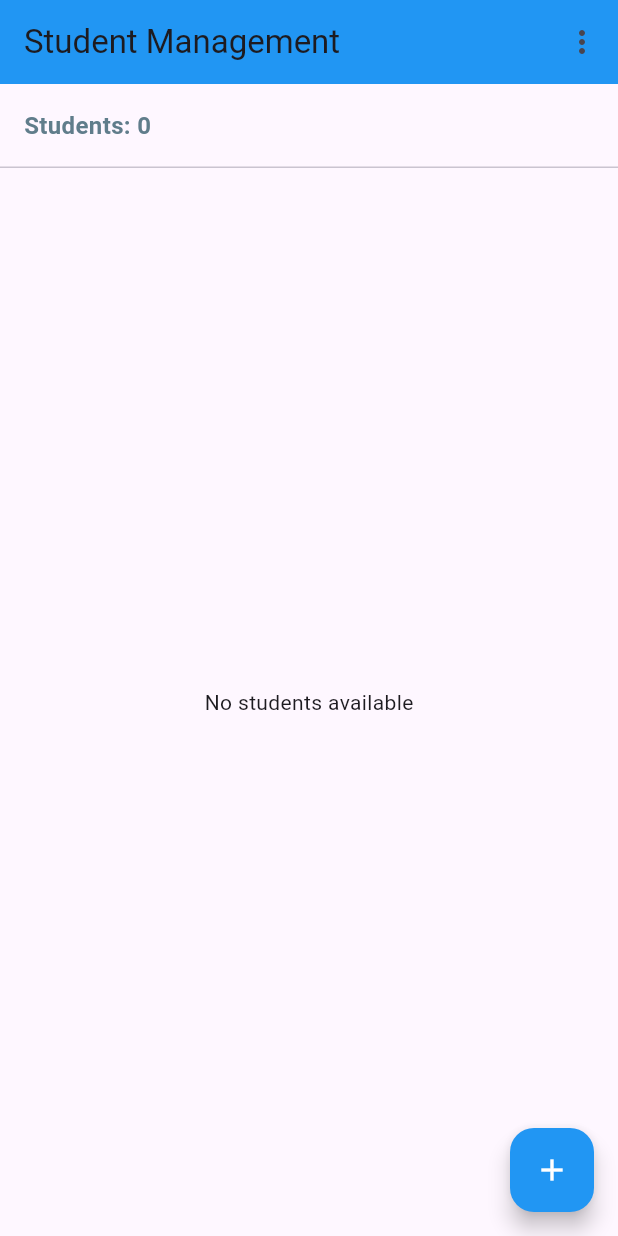
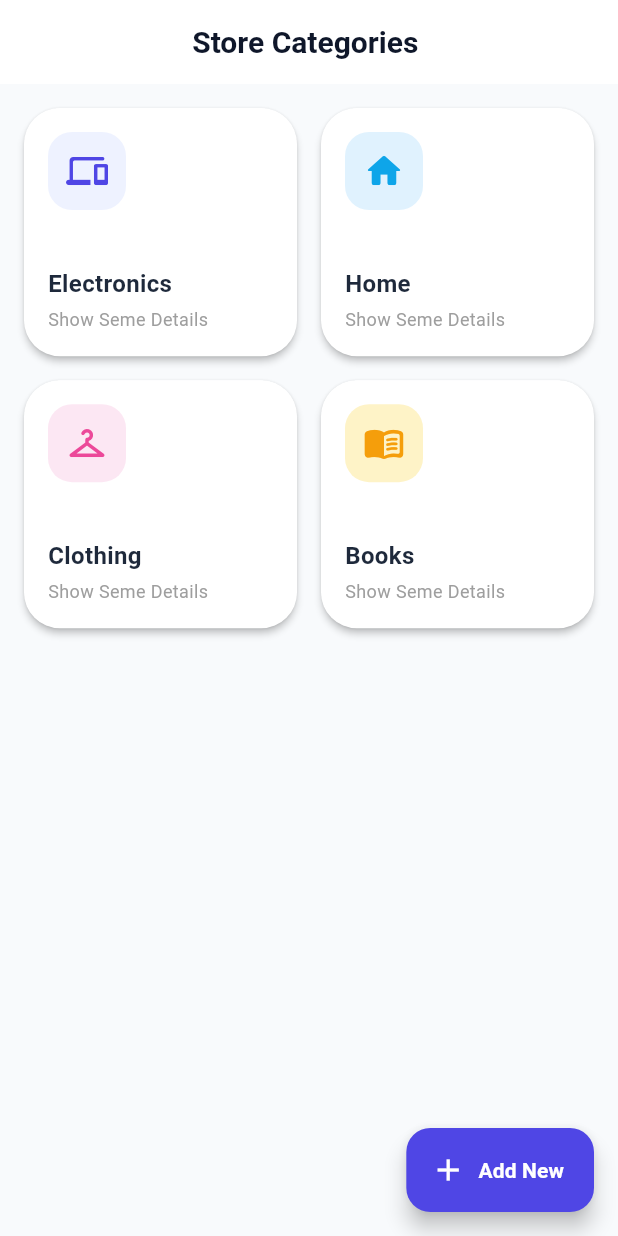
Before and after one commit to abdullahbalor873-collab/flutter-task, a Flutter app: the screen it shows after launch, on a phone screen of 412 x 824 dp. Run offline on Flutter 3.47's test engine with Material 3 defaults, Android fonts, the phone set to English and light mode, and no system bars; our stand-ins replace get.

Commit message:
Add GetX Categories Task

```diff
--- /dev/null
+++ b/lib/bindings/category_binding.dart
@@ -0,0 +1,9 @@
+import 'package:get/get.dart';
+import '../controllers/category_controller.dart';
+
+class CategoryBinding extends Bindings {
+  @override
+  void dependencies() {
+    Get.lazyPut<CategoryController>(() => CategoryController());
+  }
+}
--- /dev/null
+++ b/lib/controllers/category_controller.dart
@@ -0,0 +1,28 @@
+import 'package:get/get.dart';
+import '../models/category_model.dart';
+import '../services/category_service.dart';
+
+class CategoryController extends GetxController {
+  var categories = <Category>[].obs;
+  var isLoading = true.obs;
+
+  @override
+  void onInit() {
+    super.onInit();
+    fetchCategories();
+  }
+
+  void fetchCategories() async {
+    try {
+      isLoading(true);
+      var data = await CategoryService.fetchCategories();
+      categories.assignAll(data);
+    } finally {
+      isLoading(false);
+    }
+  }
+  void addCategory(String name){
+    int id = categories.isEmpty? 1:categories.last.id +1;
+    categories.add(Category(id: id, name: name));
+  }
+}
--- a/lib/controllers/student_controller.dart
+++ /dev/null
@@ -1,28 +0,0 @@
-import 'package:get/get.dart';
-
-class Student {
-  int id;
-  String name;
-  int age;
-  Student({required this.id, required this.name, required this.age});
-}
-
-class StudentController extends GetxController {
-  var students = <Student>[].obs;
-
-  void addStudent(String name, int age) {
-    int id = students.isEmpty ? 1 : students.last.id + 1;
-    students.add(Student(id: id, name: name, age: age));
-  }
-
-  void updateStudent(int id, String name, int age) {
-    int index = students.indexWhere((s) => s.id == id);
-    if (index != -1) {
-      students[index] = Student(id: id, name: name, age: age);
-    }
-  }
-
-  void deleteStudent(int id) {
-    students.removeWhere((s) => s.id == id);
-  }
-}
--- a/lib/main.dart
+++ b/lib/main.dart
@@ -1,6 +1,7 @@
 import 'package:flutter/material.dart';
 import 'package:get/get.dart';
-import 'package:bloc_task/controllers/student_controller.dart';
+import 'bindings/category_binding.dart';
+import 'views/category_view.dart';
 
 void main() {
   runApp(const MyApp());
@@ -13,154 +14,15 @@ class MyApp extends StatelessWidget {
   Widget build(BuildContext context) {
     return GetMaterialApp(
       debugShowCheckedModeBanner: false,
-      title: 'Student Management',
-      theme: ThemeData(
-        primarySwatch: Colors.blue,
-      ),
-      home: StudentView(),
+      title: 'Categories Task',
+      initialRoute: '/categories',
+      getPages: [
+        GetPage(
+          name: '/categories',
+          page: () => const CategoryView(),
+          binding: CategoryBinding(), // ربط الـ Binding مع الشاشة
+        ),
+      ],
     );
   }
 }
-
-class StudentView extends StatelessWidget {
-  StudentView ({super.key});
-
-  @override
-  Widget build(BuildContext context) {
-    final StudentController controller = Get.put(StudentController());
-
-    return Scaffold(
-      appBar: AppBar(
-        title: const Text('Student Management'),
-        backgroundColor: Colors.blue,
-        actions: [
-          IconButton(
-            icon: const Icon(Icons.more_vert),
-            onPressed: () {},
-          ),
-        ],
-      ),
-      body: Column(
-        crossAxisAlignment: CrossAxisAlignment.start,
-        children: [
-          Padding(
-            padding: const EdgeInsets.all(16.0),
-            child: Obx(() => Text(
-                  'Students: ${controller.students.length}',
-                  style: const TextStyle(
-                    fontSize: 16,
-                    fontWeight: FontWeight.bold,
-                    color: Colors.blueGrey,
-                  ),
-                )),
-          ),
-          const Divider(height: 1),
-          Expanded(
-            child: Obx(() {
-              if (controller.students.isEmpty) {
-                return const Center(child: Text('No students available'));
-              }
-              return ListView.builder(
-                itemCount: controller.students.length,
-                itemBuilder: (context, index) {
-                  final student = controller.students[index];
-                  return Card(
-                    margin: const EdgeInsets.symmetric(horizontal: 12, vertical: 6),
-                    elevation: 1,
-                    child: ListTile(
-                      leading: CircleAvatar(
-                        backgroundColor: Colors.blue.shade50,
-                        child: Text(
-                          _getInitials(student.name),
-                          style: const TextStyle(
-                            color: Colors.blue,
-                            fontWeight: FontWeight.bold,
-                          ),
-                        ),
-                      ),
-                      title: Text(
-                        student.name,
-                        style: const TextStyle(fontWeight: FontWeight.bold),
-                      ),
-                      subtitle: Text('Age: ${student.age}'),
-                      trailing: Row(
-                        mainAxisSize: MainAxisSize.min,
-                        children: [
-                          IconButton(
-                            icon: const Icon(Icons.edit, color: Colors.blue),
-                            onPressed: () => _showStudentDialog(context, controller, student: student),
-                          ),
-                          IconButton(
-                            icon: const Icon(Icons.delete, color: Colors.red),
-                            onPressed: () => controller.deleteStudent(student.id),
-                          ),
-                        ],
-                      ),
-                    ),
-                  );
-                },
-              );
-            }),
-          ),
-        ],
-      ),
-        floatingActionButton: FloatingActionButton(
-        backgroundColor: Colors.blue,
-        child: const Icon(Icons.add, color: Colors.white),
-        onPressed: () => _showStudentDialog(context, controller),
-      ),
-    );
-  }
-
-  String _getInitials(String name) {
-    List<String> names = name.split(" ");
-    if (names.length >= 2) {
-      return "${names[0][0]}${names[1][0]}".toUpperCase();
-    }
-    return name.isNotEmpty ? name[0].toUpperCase() : "";
-  }
-
-
-  void _showStudentDialog(BuildContext context, StudentController controller, {Student? student}) {
-    final nameController = TextEditingController(text: student?.name ?? '');
-    final ageController = TextEditingController(text: student?.age.toString() ?? '');
-
-    Get.defaultDialog(
-      title: student == null ? 'Add Student' : 'Edit Student',
-      content: Padding(
-        padding: const EdgeInsets.all(8.0),
-        child: Column(
-          children: [
-            TextField(
-              controller: nameController,
-              decoration: const InputDecoration(labelText: 'Student Name'),
-            ),
-            TextField(
-              controller: ageController,
-              keyboardType: TextInputType.number,
-              decoration: const InputDecoration(labelText: 'Age'),
-            ),
-            const SizedBox(height: 20),
-            ElevatedButton(
-              style: ElevatedButton.styleFrom(backgroundColor: Colors.blue),
-              onPressed: () {
-                if (nameController.text.isNotEmpty && ageController.text.isNotEmpty) {
-                  int? age = int.tryParse(ageController.text);
-                  if (age != null) {
-                    if (student == null) {
-                      controller.addStudent(nameController.text, age);
-                    } else {
-                      controller.updateStudent(student.id, nameController.text, age);
-                    }
-                    Get.back();
-                  }
-                }
-              },
-              child: Text(student == null ? 'Add' : 'Update', style: const TextStyle(color: Colors.white)),
-            )
-          ],
-        ),
-      ),
-    );
-  }
-}
--- /dev/null
+++ b/lib/models/category_model.dart
@@ -0,0 +1,6 @@
+class Category {
+  final int id;
+  final String name;
+
+  Category({required this.id, required this.name});
+}
--- a/lib/models/note.dart
+++ /dev/null
@@ -1,23 +0,0 @@
-class Student {
-  final String id;
-  final String name;
-  final int age;
-
-  Student({
-    required this.id,
-    required this.name,
-    required this.age,
-  });
-
-  Student copyWith({
-    String? id,
-    String? name,
-    int? age,
-  }) {
-    return Student(
-      id: id ?? this.id,
-      name: name ?? this.name,
-      age: age ?? this.age,
-    );
-  }
-}
--- /dev/null
+++ b/lib/services/category_service.dart
@@ -0,0 +1,13 @@
+import '../models/category_model.dart';
+
+class CategoryService {
+  static Future<List<Category>> fetchCategories() async {
+    await Future.delayed(const Duration(seconds: 4));
+    return [
+      Category(id: 1, name: 'Electronics'),
+      Category(id: 2, name: 'Home'),
+      Category(id: 3, name: 'Clothing'),
+      Category(id: 4, name: 'Books'),
+    ];
+  }
+}
--- /dev/null
+++ b/lib/views/category_view.dart
@@ -0,0 +1,163 @@
+import 'package:bloc_task/views/category_details_view.dart';
+import 'package:flutter/cupertino.dart';
+import 'package:flutter/material.dart';
+import 'package:get/get.dart';
+import '../controllers/category_controller.dart';
+
+
+
+class CategoryView extends StatelessWidget {
+  const CategoryView({super.key});
+  Map<String, dynamic> _getCategoryStyle(String name) {
+    String lowerName = name.toLowerCase();
+    if (lowerName.contains('electronic') || lowerName.contains('إلكترون')) {
+      return {'icon': Icons.devices_rounded, 'color': const Color(0xFF4F46E5), 'bg': const Color(0xFFEEF2FF)};
+    } else if (lowerName.contains('home') || lowerName.contains('منزل')) {
+      return {'icon': Icons.home_rounded, 'color': const Color(0xFF0EA5E9), 'bg': const Color(0xFFE0F2FE)};
+    } else if (lowerName.contains('cloth') || lowerName.contains('ملابس')) {
+      return {'icon': Icons.checkroom_rounded, 'color': const Color(0xFFEC4899), 'bg': const Color(0xFFFCE7F3)};
+    } else if (lowerName.contains('book') || lowerName.contains('كتب')) {
+      return {'icon': Icons.menu_book_rounded, 'color': const Color(0xFFF59E0B), 'bg': const Color(0xFFFEF3C7)};
+    } else {
+      return {'icon': Icons.category_rounded, 'color': const Color(0xFF10B981), 'bg': const Color(0xFFD1FAE5)};
+
+    }
+
+  }
+
+  @override
+  Widget build(BuildContext context) {
+    final CategoryController controller = Get.find<CategoryController>();
+
+    return Scaffold(
+      backgroundColor: const Color(0xFFF8FAFC),
+      appBar: AppBar(
+        elevation: 0,
+        centerTitle: true,
+        backgroundColor: Colors.white,
+        title: const Text(
+          'Store Categories ',
+          style: TextStyle(
+            color: Color(0xFF0F172A),
+            fontWeight: FontWeight.bold,
+            fontSize: 20,
+          ),
+        ),
+      ),
+      body: Obx(() {
+        if (controller.isLoading.value) {
+          return const Center(
+            child: CupertinoActivityIndicator(radius: 18, color: Color(0xFF4F46E5)),
+          );
+        }
+
+        if (controller.categories.isEmpty) {
+          return Center(
+            child: Column(
+              mainAxisAlignment: MainAxisAlignment.center,
+              children: [
+                Icon(Icons.grid_view_rounded, size: 70, color: Colors.grey.shade400),
+                const SizedBox(height: 12),
+                Text('There are currently no sections   ', style: TextStyle(color: Colors.grey.shade600, fontSize: 16)),
+              ],
+            ),
+          );
+        }
+
+
+        return GridView.builder(
+          padding: const EdgeInsets.all(16),
+          gridDelegate: const SliverGridDelegateWithFixedCrossAxisCount(
+            crossAxisCount: 2,
+            crossAxisSpacing: 16,
+            mainAxisSpacing: 16,
+            childAspectRatio: 1.1,
+          ),
+          itemCount: controller.categories.length,
+          itemBuilder: (context, index) {
+            final category = controller.categories[index];
+            final style = _getCategoryStyle(category.name);
+
+            return Material(
+              color: Colors.white,
+              borderRadius: BorderRadius.circular(24),
+              elevation: 2,
+              shadowColor: Colors.black,
+              child: InkWell(
+                borderRadius: BorderRadius.circular(24),
+                onTap: () {
+
+                  Get.to(
+                    () => const CategoryDetailView(),
+                    arguments: category,
+                    transition: Transition.fadeIn,
+                    duration: const Duration(milliseconds: 300),
+                  );
+                },
+                child: Padding(
+                  padding: const EdgeInsets.all(16.0),
+                  child: Column(
+                    mainAxisAlignment: MainAxisAlignment.center,
+                    crossAxisAlignment: CrossAxisAlignment.start,
+                    children: [
+
+                      Row(
+                        mainAxisAlignment: MainAxisAlignment.spaceBetween,
+                        children: [
+                          Container(
+                            padding: const EdgeInsets.all(12),
+                            decoration: BoxDecoration(
+                              color: style['bg'],
+                              borderRadius: BorderRadius.circular(16),
+                            ),
+                            child: Icon(
+                              style['icon'],
+                              color: style['color'],
+                              size: 28,
+                            ),
+                          ),
+
+                        ],
+                      ),
+                      const Spacer(),
+
+                      Text(
+                        category.name,
+                        style: const TextStyle(
+                          fontSize: 16,
+                          fontWeight: FontWeight.bold,
+                          color: Color(0xFF1E293B),
+                        ),
+                        maxLines: 1,
+                        overflow: TextOverflow.ellipsis,
+                      ),
+                      const SizedBox(height: 4),
+
+                      Text(
+                        'Show Seme Details',
+                        style: TextStyle(
+                          fontSize: 12,
+                          color: Colors.grey.shade500,
+                        ),
+                      ),
+                    ],
+                  ),
+                ),
+              ),
+            );
+          },
+        );
+      }),
+
+      floatingActionButton: FloatingActionButton.extended(
+        onPressed: () {
+          int newId = controller.categories.isEmpty ? 1 : controller.categories.last.id + 1;
+          controller.addCategory('New details$newId');
+        },
+        backgroundColor: const Color(0xFF4F46E5),
+        icon: const Icon(Icons.add, color: Colors.white),
+        label: const Text('Add New', style: TextStyle(color: Colors.white, fontWeight: FontWeight.bold)),
+      ),
+    );
+  }
+}
```
Also changed, not shown: lib/controllers/note_controller.dart (deleted, +0 -24 lines), lib/views/category_details_view.dart (added, +104 -0 lines).
